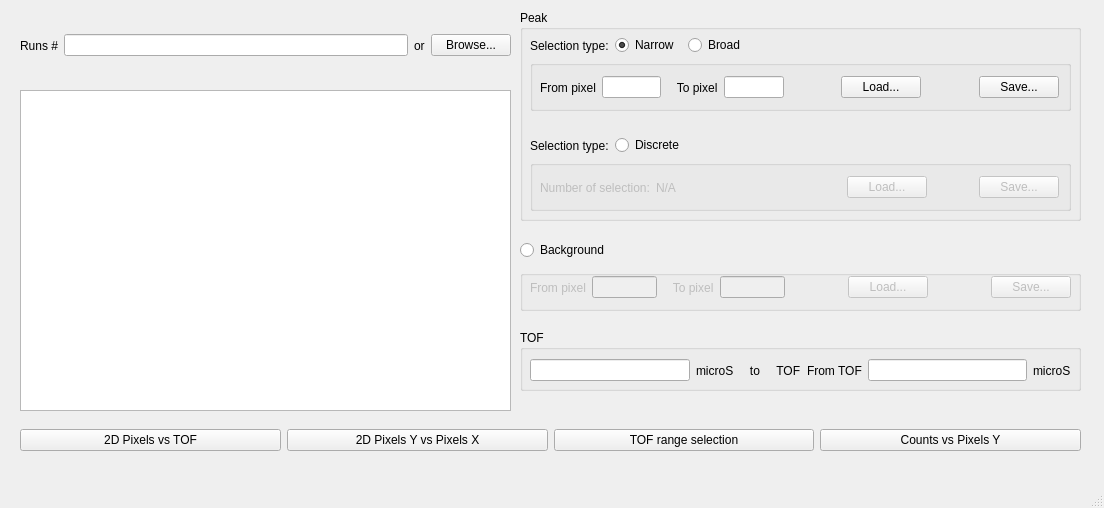
Old version of the form Code/Mantid/scripts/Interface/ui/reflectometer/data_refl.ui in the repository mantidproject/mantid.
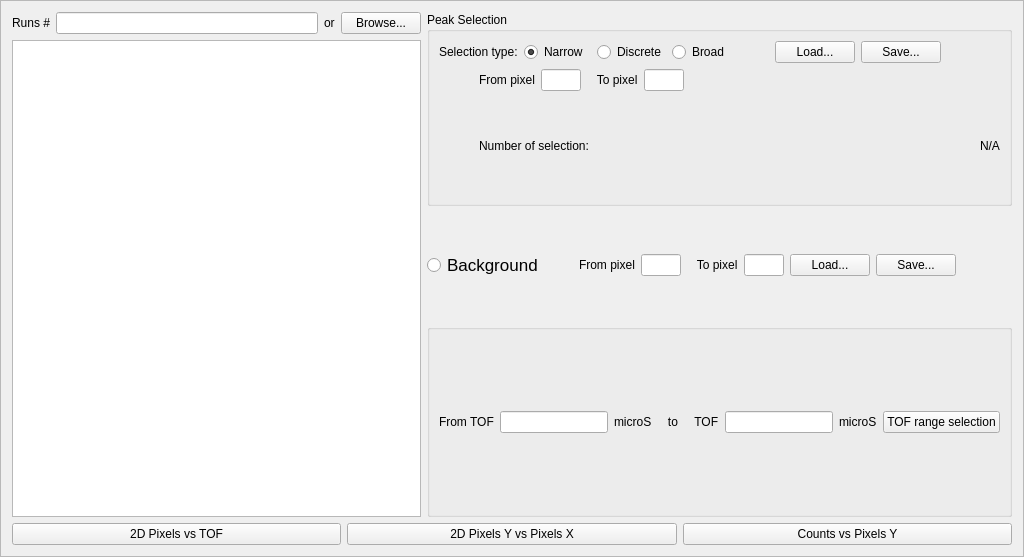
New version of the form.

```diff
--- a/Code/Mantid/scripts/Interface/ui/reflectometer/data_refl.ui
+++ b/Code/Mantid/scripts/Interface/ui/reflectometer/data_refl.ui
@@ -1,38 +1,42 @@
 <?xml version="1.0" encoding="UTF-8"?>
 <ui version="4.0">
- <class>DataRefl</class>
- <widget class="QMainWindow" name="DataRefl">
+ <class>Frame</class>
+ <widget class="QFrame" name="Frame">
   <property name="geometry">
    <rect>
     <x>0</x>
     <y>0</y>
-    <width>1104</width>
-    <height>508</height>
+    <width>1024</width>
+    <height>557</height>
    </rect>
   </property>
   <property name="windowTitle">
    <string>MainWindow</string>
   </property>
-  <widget class="QWidget" name="centralwidget">
-   <widget class="QWidget" name="horizontalLayoutWidget">
-    <property name="geometry">
-     <rect>
-      <x>20</x>
-      <y>20</y>
-      <width>491</width>
-      <height>51</height>
-     </rect>
-    </property>
-    <layout class="QHBoxLayout" name="horizontalLayout">
+  <property name="frameShape">
+   <enum>QFrame::StyledPanel</enum>
+  </property>
+  <property name="frameShadow">
+   <enum>QFrame::Raised</enum>
+  </property>
+  <layout class="QVBoxLayout" name="verticalLayout_5">
      <item>
-      <widget class="QLabel" name="label">
+    <layout class="QVBoxLayout" name="verticalLayout_3">
+     <item>
+      <layout class="QHBoxLayout" name="horizontalLayout_11">
+       <item>
+        <layout class="QVBoxLayout" name="verticalLayout_2">
+         <item>
+          <layout class="QHBoxLayout" name="horizontalLayout_5">
+           <item>
+            <widget class="QLabel" name="label_6">
        <property name="text">
         <string>Runs #</string>
        </property>
       </widget>
      </item>
      <item>
-      <widget class="QLineEdit" name="lineEdit">
+            <widget class="QLineEdit" name="lineEdit_4">
        <property name="statusTip">
         <string/>
        </property>
@@ -42,208 +46,37 @@
       </widget>
      </item>
      <item>
-      <widget class="QLabel" name="label_2">
+            <widget class="QLabel" name="label_9">
        <property name="text">
         <string>or</string>
        </property>
       </widget>
      </item>
      <item>
-      <widget class="QPushButton" name="pushButton">
+            <widget class="QPushButton" name="pushButton_4">
        <property name="text">
         <string>Browse...</string>
        </property>
       </widget>
      </item>
     </layout>
-   </widget>
-   <widget class="QTableWidget" name="tableWidget">
-    <property name="geometry">
-     <rect>
-      <x>20</x>
-      <y>90</y>
-      <width>491</width>
-      <height>321</height>
-     </rect>
-    </property>
-   </widget>
-   <widget class="QRadioButton" name="radioButton_10">
-    <property name="geometry">
-     <rect>
-      <x>520</x>
-      <y>240</y>
-      <width>103</width>
-      <height>20</height>
-     </rect>
-    </property>
-    <property name="text">
-     <string>Background</string>
-    </property>
-    <property name="autoExclusive">
-     <bool>false</bool>
-    </property>
-   </widget>
+         </item>
+         <item>
+          <widget class="QTableWidget" name="tableWidget"/>
+         </item>
+        </layout>
+       </item>
+       <item>
+        <layout class="QVBoxLayout" name="verticalLayout_4">
+         <item>
    <widget class="QGroupBox" name="groupBox">
-    <property name="geometry">
-     <rect>
-      <x>520</x>
-      <y>330</y>
-      <width>561</width>
-      <height>61</height>
-     </rect>
-    </property>
     <property name="title">
-     <string>TOF</string>
-    </property>
-    <widget class="QWidget" name="horizontalLayoutWidget_5">
-     <property name="geometry">
-      <rect>
-       <x>10</x>
-       <y>20</y>
-       <width>541</width>
-       <height>41</height>
-      </rect>
-     </property>
-     <layout class="QHBoxLayout" name="horizontalLayout_9">
+            <string>Peak Selection</string>
+           </property>
+           <layout class="QHBoxLayout" name="horizontalLayout">
       <item>
-       <widget class="QLineEdit" name="lineEdit_10"/>
-      </item>
+             <layout class="QVBoxLayout" name="verticalLayout">
       <item>
-       <widget class="QLabel" name="label_15">
-        <property name="text">
-         <string>microS     to     TOF</string>
-        </property>
-       </widget>
-      </item>
-      <item>
-       <widget class="QLabel" name="label_14">
-        <property name="text">
-         <string>From TOF</string>
-        </property>
-       </widget>
-      </item>
-      <item>
-       <widget class="QLineEdit" name="lineEdit_11"/>
-      </item>
-      <item>
-       <widget class="QLabel" name="label_16">
-        <property name="text">
-         <string>microS</string>
-        </property>
-       </widget>
-      </item>
-     </layout>
-    </widget>
-   </widget>
-   <widget class="QGroupBox" name="groupBox_2">
-    <property name="enabled">
-     <bool>false</bool>
-    </property>
-    <property name="geometry">
-     <rect>
-      <x>520</x>
-      <y>270</y>
-      <width>561</width>
-      <height>41</height>
-     </rect>
-    </property>
-    <property name="title">
-     <string/>
-    </property>
-    <widget class="QWidget" name="horizontalLayoutWidget_4">
-     <property name="geometry">
-      <rect>
-       <x>10</x>
-       <y>0</y>
-       <width>541</width>
-       <height>35</height>
-      </rect>
-     </property>
-     <layout class="QHBoxLayout" name="horizontalLayout_8">
-      <item>
-       <widget class="QLabel" name="label_12">
-        <property name="text">
-         <string>From pixel</string>
-        </property>
-       </widget>
-      </item>
-      <item>
-       <widget class="QLineEdit" name="lineEdit_8"/>
-      </item>
-      <item>
-       <widget class="QLabel" name="label_13">
-        <property name="text">
-         <string>   To pixel</string>
-        </property>
-       </widget>
-      </item>
-      <item>
-       <widget class="QLineEdit" name="lineEdit_9"/>
-      </item>
-      <item>
-       <spacer name="horizontalSpacer_10">
-        <property name="orientation">
-         <enum>Qt::Horizontal</enum>
-        </property>
-        <property name="sizeHint" stdset="0">
-         <size>
-          <width>100</width>
-          <height>20</height>
-         </size>
-        </property>
-       </spacer>
-      </item>
-      <item>
-       <widget class="QPushButton" name="pushButton_8">
-        <property name="text">
-         <string>Load...</string>
-        </property>
-       </widget>
-      </item>
-      <item>
-       <spacer name="horizontalSpacer_11">
-        <property name="orientation">
-         <enum>Qt::Horizontal</enum>
-        </property>
-        <property name="sizeHint" stdset="0">
-         <size>
-          <width>100</width>
-          <height>20</height>
-         </size>
-        </property>
-       </spacer>
-      </item>
-      <item>
-       <widget class="QPushButton" name="pushButton_9">
-        <property name="text">
-         <string>Save...</string>
-        </property>
-       </widget>
-      </item>
-     </layout>
-    </widget>
-   </widget>
-   <widget class="QGroupBox" name="groupBox_3">
-    <property name="geometry">
-     <rect>
-      <x>520</x>
-      <y>10</y>
-      <width>561</width>
-      <height>211</height>
-     </rect>
-    </property>
-    <property name="title">
-     <string>Peak</string>
-    </property>
-    <widget class="QWidget" name="horizontalLayoutWidget_2">
-     <property name="geometry">
-      <rect>
-       <x>10</x>
-       <y>20</y>
-       <width>519</width>
-       <height>31</height>
-      </rect>
-     </property>
      <layout class="QHBoxLayout" name="horizontalLayout_2">
       <item>
        <widget class="QLabel" name="label_3">
@@ -263,6 +96,25 @@
         <property name="checked">
          <bool>true</bool>
         </property>
+                  <property name="autoExclusive">
+                   <bool>true</bool>
+                  </property>
+                 </widget>
+                </item>
+                <item>
+                 <widget class="QRadioButton" name="radioButton_3">
+                  <property name="enabled">
+                   <bool>true</bool>
+                  </property>
+                  <property name="text">
+                   <string>Discrete</string>
+                  </property>
+                  <property name="checkable">
+                   <bool>true</bool>
+                  </property>
+                  <property name="checked">
+                   <bool>false</bool>
+                  </property>
        </widget>
       </item>
       <item>
@@ -270,73 +122,22 @@
         <property name="text">
          <string>Broad</string>
         </property>
-       </widget>
-      </item>
-      <item>
-       <spacer name="horizontalSpacer_3">
-        <property name="orientation">
-         <enum>Qt::Horizontal</enum>
-        </property>
-        <property name="sizeHint" stdset="0">
-         <size>
-          <width>100</width>
-          <height>20</height>
-         </size>
-        </property>
-       </spacer>
-      </item>
-     </layout>
-    </widget>
-    <widget class="QGroupBox" name="groupBox_4">
-     <property name="geometry">
-      <rect>
-       <x>10</x>
-       <y>50</y>
-       <width>541</width>
-       <height>51</height>
-      </rect>
-     </property>
-     <property name="title">
-      <string/>
-     </property>
-     <widget class="QWidget" name="horizontalLayoutWidget_3">
-      <property name="geometry">
-       <rect>
-        <x>10</x>
-        <y>10</y>
-        <width>519</width>
-        <height>35</height>
-       </rect>
-      </property>
-      <layout class="QHBoxLayout" name="horizontalLayout_3">
-       <item>
-        <widget class="QLabel" name="label_4">
-         <property name="text">
-          <string>From pixel</string>
-         </property>
-        </widget>
-       </item>
-       <item>
-        <widget class="QLineEdit" name="lineEdit_2"/>
-       </item>
-       <item>
-        <widget class="QLabel" name="label_5">
-         <property name="text">
-          <string>   To pixel</string>
-         </property>
-        </widget>
-       </item>
-       <item>
-        <widget class="QLineEdit" name="lineEdit_3"/>
+                  <property name="autoExclusive">
+                   <bool>true</bool>
+                  </property>
+                 </widget>
        </item>
        <item>
         <spacer name="horizontalSpacer">
          <property name="orientation">
           <enum>Qt::Horizontal</enum>
          </property>
+                  <property name="sizeType">
+                   <enum>QSizePolicy::Fixed</enum>
+                  </property>
          <property name="sizeHint" stdset="0">
           <size>
-           <width>100</width>
+                    <width>40</width>
            <height>20</height>
           </size>
          </property>
@@ -349,19 +150,6 @@
          </property>
         </widget>
        </item>
-       <item>
-        <spacer name="horizontalSpacer_2">
-         <property name="orientation">
-          <enum>Qt::Horizontal</enum>
-         </property>
-         <property name="sizeHint" stdset="0">
-          <size>
-           <width>100</width>
-           <height>20</height>
-          </size>
-         </property>
-        </spacer>
-       </item>
        <item>
         <widget class="QPushButton" name="pushButton_3">
          <property name="text">
@@ -369,79 +157,356 @@
          </property>
         </widget>
        </item>
-      </layout>
-     </widget>
-    </widget>
-    <widget class="QWidget" name="horizontalLayoutWidget_7">
-     <property name="geometry">
-      <rect>
-       <x>10</x>
-       <y>120</y>
-       <width>519</width>
-       <height>31</height>
-      </rect>
-     </property>
-     <layout class="QHBoxLayout" name="horizontalLayout_5">
+                <item>
+                 <spacer name="horizontalSpacer_9">
+                  <property name="orientation">
+                   <enum>Qt::Horizontal</enum>
+                  </property>
+                  <property name="sizeHint" stdset="0">
+                   <size>
+                    <width>40</width>
+                    <height>20</height>
+                   </size>
+                  </property>
+                 </spacer>
+                </item>
+               </layout>
+              </item>
+              <item>
+               <layout class="QHBoxLayout" name="horizontalLayout_3">
+                <item>
+                 <spacer name="horizontalSpacer_3">
+                  <property name="orientation">
+                   <enum>Qt::Horizontal</enum>
+                  </property>
+                  <property name="sizeType">
+                   <enum>QSizePolicy::Fixed</enum>
+                  </property>
+                  <property name="sizeHint" stdset="0">
+                   <size>
+                    <width>40</width>
+                    <height>20</height>
+                   </size>
+                  </property>
+                 </spacer>
+                </item>
       <item>
-       <widget class="QLabel" name="label_6">
+                 <widget class="QLabel" name="label_4">
         <property name="text">
-         <string>Selection type:</string>
+                   <string>From pixel</string>
         </property>
        </widget>
       </item>
       <item>
-       <widget class="QRadioButton" name="radioButton_3">
-        <property name="enabled">
-         <bool>true</bool>
-        </property>
+                 <widget class="QLineEdit" name="lineEdit_2">
+                  <property name="sizePolicy">
+                   <sizepolicy hsizetype="Fixed" vsizetype="Fixed">
+                    <horstretch>0</horstretch>
+                    <verstretch>0</verstretch>
+                   </sizepolicy>
+                  </property>
+                  <property name="minimumSize">
+                   <size>
+                    <width>40</width>
+                    <height>0</height>
+                   </size>
+                  </property>
+                  <property name="maximumSize">
+                   <size>
+                    <width>40</width>
+                    <height>16777215</height>
+                   </size>
+                  </property>
+                 </widget>
+                </item>
+                <item>
+                 <widget class="QLabel" name="label_5">
         <property name="text">
-         <string>Discrete</string>
-        </property>
-        <property name="checkable">
-         <bool>true</bool>
-        </property>
-        <property name="checked">
-         <bool>false</bool>
-        </property>
-       </widget>
-      </item>
+                   <string>   To pixel</string>
+                  </property>
+                 </widget>
+                </item>
+                <item>
+                 <widget class="QLineEdit" name="lineEdit_3">
+                  <property name="sizePolicy">
+                   <sizepolicy hsizetype="Fixed" vsizetype="Fixed">
+                    <horstretch>0</horstretch>
+                    <verstretch>0</verstretch>
+                   </sizepolicy>
+                  </property>
+                  <property name="minimumSize">
+                   <size>
+                    <width>40</width>
+                    <height>0</height>
+                   </size>
+                  </property>
+                  <property name="maximumSize">
+                   <size>
+                    <width>40</width>
+                    <height>16777215</height>
+                   </size>
+                  </property>
+                 </widget>
+                </item>
+                <item>
+                 <spacer name="horizontalSpacer_8">
+                  <property name="orientation">
+                   <enum>Qt::Horizontal</enum>
+                  </property>
+                  <property name="sizeHint" stdset="0">
+                   <size>
+                    <width>40</width>
+                    <height>20</height>
+                   </size>
+                  </property>
+                 </spacer>
+                </item>
+               </layout>
+              </item>
+              <item>
+               <layout class="QHBoxLayout" name="horizontalLayout_6">
       <item>
        <spacer name="horizontalSpacer_4">
         <property name="orientation">
          <enum>Qt::Horizontal</enum>
         </property>
+                  <property name="sizeType">
+                   <enum>QSizePolicy::Fixed</enum>
+                  </property>
         <property name="sizeHint" stdset="0">
          <size>
-          <width>100</width>
+                    <width>40</width>
           <height>20</height>
          </size>
         </property>
        </spacer>
       </item>
-     </layout>
-    </widget>
-   </widget>
-   <widget class="QWidget" name="horizontalLayoutWidget_6">
-    <property name="geometry">
-     <rect>
-      <x>20</x>
-      <y>420</y>
-      <width>1061</width>
-      <height>41</height>
-     </rect>
+                <item>
+                 <widget class="QLabel" name="label_7">
+                  <property name="text">
+                   <string>Number of selection:</string>
+                  </property>
+                 </widget>
+                </item>
+                <item>
+                 <spacer name="horizontalSpacer_5">
+                  <property name="orientation">
+                   <enum>Qt::Horizontal</enum>
+                  </property>
+                  <property name="sizeHint" stdset="0">
+                   <size>
+                    <width>220</width>
+                    <height>20</height>
+                   </size>
+                  </property>
+                 </spacer>
+                </item>
+                <item>
+                 <widget class="QLabel" name="label_8">
+                  <property name="text">
+                   <string>N/A</string>
+                  </property>
+                 </widget>
+                </item>
+               </layout>
+              </item>
+             </layout>
+            </item>
+           </layout>
+          </widget>
+         </item>
+         <item>
+          <spacer name="verticalSpacer">
+           <property name="orientation">
+            <enum>Qt::Vertical</enum>
+           </property>
+           <property name="sizeType">
+            <enum>QSizePolicy::Fixed</enum>
+           </property>
+           <property name="sizeHint" stdset="0">
+            <size>
+             <width>20</width>
+             <height>40</height>
+            </size>
+           </property>
+          </spacer>
+         </item>
+         <item>
+          <layout class="QHBoxLayout" name="horizontalLayout_8">
+           <item>
+            <widget class="QRadioButton" name="radioButton_10">
+             <property name="font">
+              <font>
+               <pointsize>13</pointsize>
+               <weight>50</weight>
+               <bold>false</bold>
+              </font>
+             </property>
+             <property name="text">
+              <string>Background</string>
+             </property>
+             <property name="autoExclusive">
+              <bool>false</bool>
+             </property>
+            </widget>
+           </item>
+           <item>
+            <spacer name="horizontalSpacer_12">
+             <property name="orientation">
+              <enum>Qt::Horizontal</enum>
+             </property>
+             <property name="sizeType">
+              <enum>QSizePolicy::Fixed</enum>
+             </property>
+             <property name="sizeHint" stdset="0">
+              <size>
+               <width>30</width>
+               <height>20</height>
+              </size>
+             </property>
+            </spacer>
+           </item>
+           <item>
+            <widget class="QLabel" name="label_12">
+             <property name="text">
+              <string>From pixel</string>
+             </property>
+            </widget>
+           </item>
+           <item>
+            <widget class="QLineEdit" name="lineEdit_8">
+             <property name="sizePolicy">
+              <sizepolicy hsizetype="Fixed" vsizetype="Fixed">
+               <horstretch>0</horstretch>
+               <verstretch>0</verstretch>
+              </sizepolicy>
+             </property>
+             <property name="minimumSize">
+              <size>
+               <width>40</width>
+               <height>0</height>
+              </size>
+             </property>
+             <property name="maximumSize">
+              <size>
+               <width>40</width>
+               <height>16777215</height>
+              </size>
+             </property>
+             <property name="baseSize">
+              <size>
+               <width>0</width>
+               <height>0</height>
+              </size>
+             </property>
+            </widget>
+           </item>
+           <item>
+            <widget class="QLabel" name="label_13">
+             <property name="text">
+              <string>   To pixel</string>
+             </property>
+            </widget>
+           </item>
+           <item>
+            <widget class="QLineEdit" name="lineEdit_9">
+             <property name="sizePolicy">
+              <sizepolicy hsizetype="Fixed" vsizetype="Fixed">
+               <horstretch>0</horstretch>
+               <verstretch>0</verstretch>
+              </sizepolicy>
+             </property>
+             <property name="minimumSize">
+              <size>
+               <width>40</width>
+               <height>0</height>
+              </size>
+             </property>
+             <property name="maximumSize">
+              <size>
+               <width>40</width>
+               <height>16777215</height>
+              </size>
+             </property>
+            </widget>
+           </item>
+           <item>
+            <widget class="QPushButton" name="pushButton_8">
+             <property name="text">
+              <string>Load...</string>
+             </property>
+            </widget>
+           </item>
+           <item>
+            <widget class="QPushButton" name="pushButton_9">
+             <property name="text">
+              <string>Save...</string>
+             </property>
+            </widget>
+           </item>
+           <item>
+            <spacer name="horizontalSpacer_2">
+             <property name="orientation">
+              <enum>Qt::Horizontal</enum>
+             </property>
+             <property name="sizeHint" stdset="0">
+              <size>
+               <width>40</width>
+               <height>20</height>
+              </size>
+             </property>
+            </spacer>
+           </item>
+          </layout>
+         </item>
+         <item>
+          <spacer name="verticalSpacer_2">
+           <property name="orientation">
+            <enum>Qt::Vertical</enum>
+           </property>
+           <property name="sizeType">
+            <enum>QSizePolicy::Fixed</enum>
+           </property>
+           <property name="sizeHint" stdset="0">
+            <size>
+             <width>20</width>
+             <height>40</height>
+            </size>
+           </property>
+          </spacer>
+         </item>
+         <item>
+          <widget class="QGroupBox" name="groupBox_2">
+           <property name="title">
+            <string/>
     </property>
     <layout class="QHBoxLayout" name="horizontalLayout_4">
      <item>
-      <widget class="QPushButton" name="pushButton_4">
+             <layout class="QHBoxLayout" name="horizontalLayout_9">
+              <item>
+               <widget class="QLabel" name="label_14">
        <property name="text">
-        <string>2D Pixels vs TOF</string>
+                 <string>From TOF</string>
        </property>
       </widget>
      </item>
      <item>
-      <widget class="QPushButton" name="pushButton_5">
+               <widget class="QLineEdit" name="lineEdit_10"/>
+              </item>
+              <item>
+               <widget class="QLabel" name="label_15">
        <property name="text">
-        <string>2D Pixels Y vs Pixels X</string>
+                 <string>microS     to     TOF</string>
+                </property>
+               </widget>
+              </item>
+              <item>
+               <widget class="QLineEdit" name="lineEdit_11"/>
+              </item>
+              <item>
+               <widget class="QLabel" name="label_16">
+                <property name="text">
+                 <string>microS</string>
        </property>
       </widget>
      </item>
@@ -452,109 +517,43 @@
        </property>
       </widget>
      </item>
+             </layout>
+            </item>
+           </layout>
+          </widget>
+         </item>
+        </layout>
+       </item>
+      </layout>
+     </item>
+     <item>
+      <layout class="QHBoxLayout" name="horizontalLayout_7">
+       <item>
+        <widget class="QPushButton" name="pushButton_5">
+         <property name="text">
+          <string>2D Pixels vs TOF</string>
+         </property>
+        </widget>
+       </item>
      <item>
       <widget class="QPushButton" name="pushButton_7">
        <property name="text">
+          <string>2D Pixels Y vs Pixels X</string>
+         </property>
+        </widget>
+       </item>
+       <item>
+        <widget class="QPushButton" name="pushButton_12">
+         <property name="text">
         <string>Counts vs Pixels Y</string>
        </property>
       </widget>
      </item>
     </layout>
-   </widget>
-   <widget class="QGroupBox" name="groupBox_5">
-    <property name="enabled">
-     <bool>false</bool>
-    </property>
-    <property name="geometry">
-     <rect>
-      <x>530</x>
-      <y>160</y>
-      <width>541</width>
-      <height>51</height>
-     </rect>
-    </property>
-    <property name="title">
-     <string/>
-    </property>
-    <widget class="QWidget" name="horizontalLayoutWidget_8">
-     <property name="geometry">
-      <rect>
-       <x>10</x>
-       <y>10</y>
-       <width>519</width>
-       <height>35</height>
-      </rect>
-     </property>
-     <layout class="QHBoxLayout" name="horizontalLayout_6">
-      <item>
-       <widget class="QLabel" name="label_7">
-        <property name="text">
-         <string>Number of selection:</string>
-        </property>
-       </widget>
-      </item>
-      <item>
-       <widget class="QLabel" name="label_8">
-        <property name="text">
-         <string>N/A</string>
-        </property>
-       </widget>
-      </item>
-      <item>
-       <spacer name="horizontalSpacer_5">
-        <property name="orientation">
-         <enum>Qt::Horizontal</enum>
-        </property>
-        <property name="sizeHint" stdset="0">
-         <size>
-          <width>220</width>
-          <height>20</height>
-         </size>
-        </property>
-       </spacer>
-      </item>
-      <item>
-       <widget class="QPushButton" name="pushButton_10">
-        <property name="text">
-         <string>Load...</string>
-        </property>
-       </widget>
-      </item>
-      <item>
-       <spacer name="horizontalSpacer_6">
-        <property name="orientation">
-         <enum>Qt::Horizontal</enum>
-        </property>
-        <property name="sizeHint" stdset="0">
-         <size>
-          <width>100</width>
-          <height>20</height>
-         </size>
-        </property>
-       </spacer>
-      </item>
-      <item>
-       <widget class="QPushButton" name="pushButton_11">
-        <property name="text">
-         <string>Save...</string>
-        </property>
-       </widget>
-      </item>
-     </layout>
-    </widget>
-   </widget>
-  </widget>
-  <widget class="QMenuBar" name="menubar">
-   <property name="geometry">
-    <rect>
-     <x>0</x>
-     <y>0</y>
-     <width>1104</width>
-     <height>22</height>
-    </rect>
-   </property>
-  </widget>
-  <widget class="QStatusBar" name="statusbar"/>
+     </item>
+    </layout>
+   </item>
+  </layout>
  </widget>
  <resources/>
  <connections/>
```
Left out of the diff: 2 changed lines with no effect on the pictures. Lines whose indentation alone changed are shown as unchanged.
